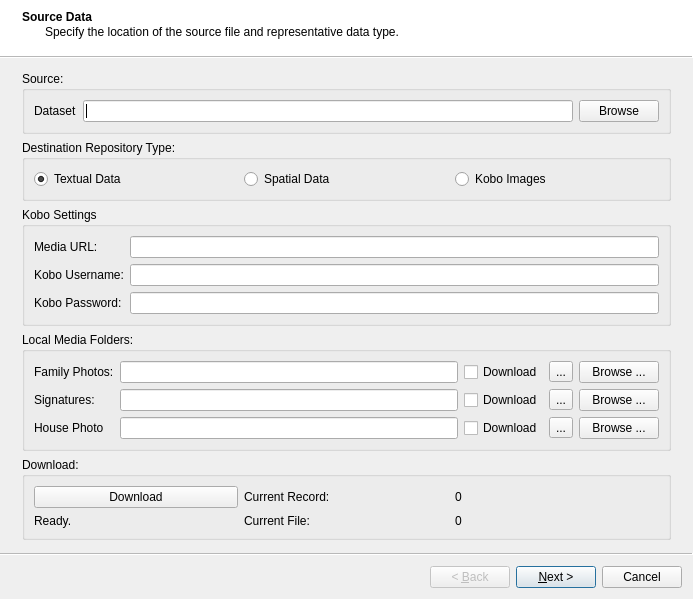
gltn/stdm, file stdm/ui/ui_import_data.ui: the form before one commit.
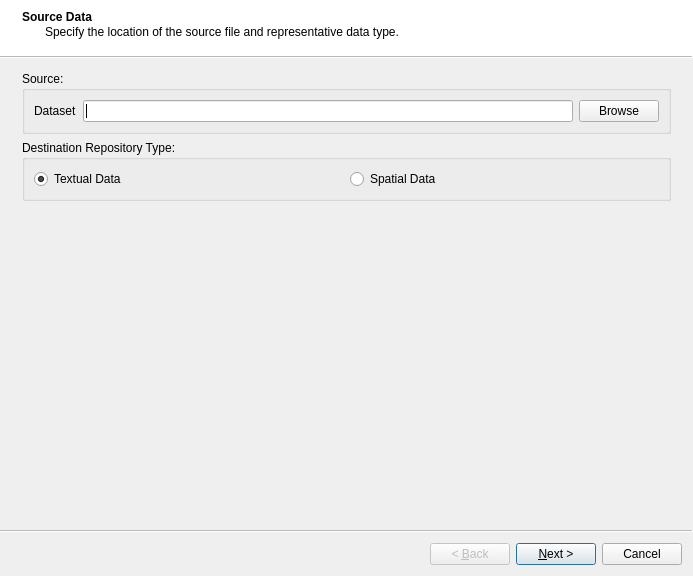
The form after the commit.

Commit message:
Remove accidentally committed UI file changes
Partially reverts 319ed1d

Fixes #404

Diff of the .ui file:
```diff
--- a/stdm/ui/ui_import_data.ui
+++ b/stdm/ui/ui_import_data.ui
@@ -80,220 +80,6 @@
                                     </property>
                                 </widget>
                             </item>
-                            <item>
-                                <widget class="QRadioButton" name="rbKoboMedia">
-                                    <property name="text">
-                                        <string>Kobo Images</string>
-                                    </property>
-                                </widget>
-                            </item>
-                        </layout>
-                    </widget>
-                </item>
-                <item>
-                    <widget class="QGroupBox" name="groupBox_7">
-                        <property name="title">
-                            <string>Kobo Settings</string>
-                        </property>
-                        <layout class="QGridLayout" name="gridLayout_4">
-                            <item row="0" column="0">
-                                <widget class="QLabel" name="label_4">
-                                    <property name="text">
-                                        <string>Media URL:</string>
-                                    </property>
-                                </widget>
-                            </item>
-                            <item row="1" column="0">
-                                <widget class="QLabel" name="label_5">
-                                    <property name="text">
-                                        <string>Kobo Username:</string>
-                                    </property>
-                                </widget>
-                            </item>
-                            <item row="1" column="1">
-                                <widget class="QLineEdit" name="edtKoboUsername">
-                                    <property name="readOnly">
-                                        <bool>false</bool>
-                                    </property>
-                                </widget>
-                            </item>
-                            <item row="2" column="1">
-                                <widget class="QLineEdit" name="edtKoboPassword">
-                                    <property name="echoMode">
-                                        <enum>QLineEdit::Password</enum>
-                                    </property>
-                                </widget>
-                            </item>
-                            <item row="0" column="1">
-                                <widget class="QLineEdit" name="edtMediaUrl">
-                                    <property name="readOnly">
-                                        <bool>false</bool>
-                                    </property>
-                                </widget>
-                            </item>
-                            <item row="2" column="0">
-                                <widget class="QLabel" name="label_6">
-                                    <property name="text">
-                                        <string>Kobo Password:</string>
-                                    </property>
-                                </widget>
-                            </item>
-                        </layout>
-                    </widget>
-                </item>
-                <item>
-                    <widget class="QGroupBox" name="groupBox_8">
-                        <property name="title">
-                            <string>Local Media Folders:</string>
-                        </property>
-                        <layout class="QGridLayout" name="gridLayout_6">
-                            <item row="1" column="0">
-                                <widget class="QLabel" name="label_8">
-                                    <property name="text">
-                                        <string>Signatures:</string>
-                                    </property>
-                                </widget>
-                            </item>
-                            <item row="1" column="1">
-                                <widget class="QLineEdit" name="edtSignFolder"/>
-                            </item>
-                            <item row="0" column="1">
-                                <widget class="QLineEdit" name="edtFamilyFolder"/>
-                            </item>
-                            <item row="0" column="0">
-                                <widget class="QLabel" name="label_7">
-                                    <property name="text">
-                                        <string>Family Photos:</string>
-                                    </property>
-                                </widget>
-                            </item>
-                            <item row="2" column="0">
-                                <widget class="QLabel" name="label_9">
-                                    <property name="text">
-                                        <string>House Photo</string>
-                                    </property>
-                                </widget>
-                            </item>
-                            <item row="1" column="3">
-                                <widget class="QToolButton" name="tbSignFolder">
-                                    <property name="text">
-                                        <string>...</string>
-                                    </property>
-                                </widget>
-                            </item>
-                            <item row="2" column="3">
-                                <widget class="QToolButton" name="tbHouseFolder">
-                                    <property name="text">
-                                        <string>...</string>
-                                    </property>
-                                </widget>
-                            </item>
-                            <item row="2" column="1">
-                                <widget class="QLineEdit" name="edtHouseFolder"/>
-                            </item>
-                            <item row="0" column="3">
-                                <widget class="QToolButton" name="tbFamilyFolder">
-                                    <property name="text">
-                                        <string>...</string>
-                                    </property>
-                                </widget>
-                            </item>
-                            <item row="0" column="4">
-                                <widget class="QPushButton" name="btnFamilyBrowse">
-                                    <property name="text">
-                                        <string>Browse ...</string>
-                                    </property>
-                                </widget>
-                            </item>
-                            <item row="1" column="4">
-                                <widget class="QPushButton" name="btnSignFolder">
-                                    <property name="text">
-                                        <string>Browse ...</string>
-                                    </property>
-                                </widget>
-                            </item>
-                            <item row="2" column="4">
-                                <widget class="QPushButton" name="btnHouseFolder">
-                                    <property name="text">
-                                        <string>Browse ...</string>
-                                    </property>
-                                </widget>
-                            </item>
-                            <item row="0" column="2">
-                                <widget class="QCheckBox" name="cbFamilyPhoto">
-                                    <property name="text">
-                                        <string>Download</string>
-                                    </property>
-                                    <property name="checkable">
-                                        <bool>true</bool>
-                                    </property>
-                                </widget>
-                            </item>
-                            <item row="1" column="2">
-                                <widget class="QCheckBox" name="cbSign">
-                                    <property name="text">
-                                        <string>Download</string>
-                                    </property>
-                                </widget>
-                            </item>
-                            <item row="2" column="2">
-                                <widget class="QCheckBox" name="cbHousePhoto">
-                                    <property name="text">
-                                        <string>Download</string>
-                                    </property>
-                                </widget>
-                            </item>
-                        </layout>
-                    </widget>
-                </item>
-                <item>
-                    <widget class="QGroupBox" name="groupBox_9">
-                        <property name="title">
-                            <string>Download:</string>
-                        </property>
-                        <layout class="QGridLayout" name="gridLayout_7">
-                            <item row="0" column="2">
-                                <widget class="QLabel" name="lblCurrRecord">
-                                    <property name="text">
-                                        <string>0</string>
-                                    </property>
-                                </widget>
-                            </item>
-                            <item row="0" column="0">
-                                <widget class="QPushButton" name="btnDownload">
-                                    <property name="text">
-                                        <string>Download</string>
-                                    </property>
-                                </widget>
-                            </item>
-                            <item row="0" column="1">
-                                <widget class="QLabel" name="labelrecord">
-                                    <property name="text">
-                                        <string>Current Record:</string>
-                                    </property>
-                                </widget>
-                            </item>
-                            <item row="1" column="1">
-                                <widget class="QLabel" name="label_10">
-                                    <property name="text">
-                                        <string>Current File:</string>
-                                    </property>
-                                </widget>
-                            </item>
-                            <item row="1" column="2">
-                                <widget class="QLabel" name="lblCurrFile">
-                                    <property name="text">
-                                        <string>0</string>
-                                    </property>
-                                </widget>
-                            </item>
-                            <item row="1" column="0">
-                                <widget class="QLabel" name="lblMsg">
-                                    <property name="text">
-                                        <string>Ready.</string>
-                                    </property>
-                                </widget>
-                            </item>
                         </layout>
                     </widget>
                 </item>
```
